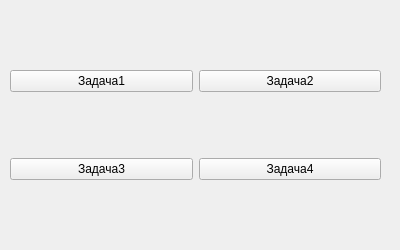
First picture: the form in PR/tasks.ui, repository LevBratisman/QT_Poject, before the edit.
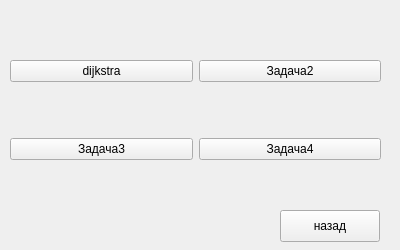
Second picture: the form after the edit.

The edit to the form file:
```diff
--- a/PR/tasks.ui
+++ b/PR/tasks.ui
@@ -19,7 +19,7 @@
      <x>10</x>
      <y>10</y>
      <width>371</width>
-     <height>231</height>
+     <height>201</height>
     </rect>
    </property>
    <layout class="QGridLayout" name="gridLayout">
@@ -33,7 +33,7 @@
     <item row="0" column="0">
      <widget class="QPushButton" name="pushButton">
       <property name="text">
-       <string>Задача1</string>
+       <string>dijkstra</string>
       </property>
      </widget>
     </item>
@@ -53,6 +53,19 @@
     </item>
    </layout>
   </widget>
+  <widget class="QPushButton" name="pushBackButton">
+   <property name="geometry">
+    <rect>
+     <x>280</x>
+     <y>210</y>
+     <width>100</width>
+     <height>32</height>
+    </rect>
+   </property>
+   <property name="text">
+    <string>назад</string>
+   </property>
+  </widget>
  </widget>
  <resources/>
  <connections/>
```
Left out of the diff: 2 changed lines with no effect on the pictures.
